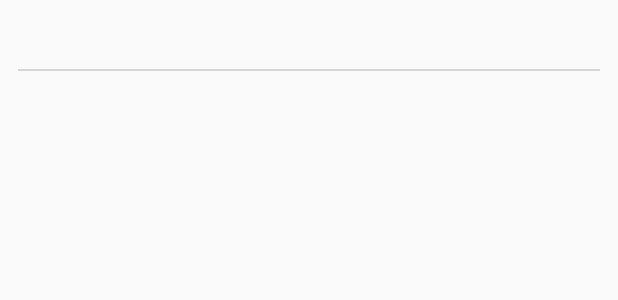
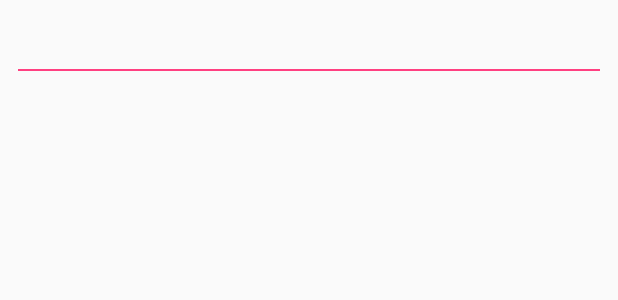
Before and after one commit to fauzisho/qiscus-sdk-android-sample, an Android app: the layout item_contact.xml on its own in the app's theme, with its tools: preview values and no code run, on a phone screen of 412 x 824 dp. Shown: the top 300 px of the screen. Run offline under Robolectric (Android 15) with nearby library versions, the phone set to English and light mode, and no system bars.

```diff
--- a/app/src/main/AndroidManifest.xml
+++ b/app/src/main/AndroidManifest.xml
@@ -1,7 +1,6 @@
 <?xml version="1.0" encoding="utf-8"?>
 <manifest
     xmlns:android="http://schemas.android.com/apk/res/android"
-    xmlns:tools="http://schemas.android.com/tools"
     package="com.qiscus.sdksample.qiscussamplesdk">
 
     <application
@@ -19,11 +18,6 @@
             </intent-filter>
         </activity>
         <activity android:name=".RoomsActivity"/>
-        <activity
-            android:name="com.qiscus.sdk.ui.QiscusChatActivity"
-            android:screenOrientation="portrait"
-            android:theme="@style/ChatTheme"
-            tools:replace="android:theme"/>
     </application>
 
 </manifest>
--- a/app/src/main/res/layout/item_contact.xml
+++ b/app/src/main/res/layout/item_contact.xml
@@ -17,6 +17,6 @@
         android:layout_height="1.2dp"
         android:layout_marginLeft="12dp"
         android:layout_marginRight="12dp"
-        android:background="@color/qiscus_light_grey"/>
+        android:background="@color/colorAccent"/>
 
 </LinearLayout>
--- a/app/src/main/res/values/styles.xml
+++ b/app/src/main/res/values/styles.xml
@@ -8,15 +8,4 @@
         <item name="colorAccent">@color/colorAccent</item>
     </style>
 
-    <style name="ChatTheme" parent="QiscusTheme">
-        <item name="colorPrimary">@color/colorPrimary</item>
-        <item name="colorPrimaryDark">@color/colorPrimaryDark</item>
-        <item name="colorAccent">@color/colorAccent</item>
-        <item name="colorControlNormal">@color/qiscus_divider</item>
-        <item name="colorControlActivated">@color/colorAccent</item>
-        <item name="colorControlHighlight">@color/colorAccent</item>
-        <item name="actionModeBackground">@color/colorPrimary</item>
-        <item name="windowActionModeOverlay">true</item>
-    </style>
-
 </resources>
```
Also changed, not shown: app/build.gradle (+6 -1 lines), app/src/main/java/com/qiscus/sdksample/qiscussamplesdk/MainActivity.java (+21 -11 lines), app/src/main/java/com/qiscus/sdksample/qiscussamplesdk/RoomsActivity.java (+14 -9 lines), app/src/main/java/com/qiscus/sdksample/qiscussamplesdk/SampleApp.java (+2 -32 lines).
